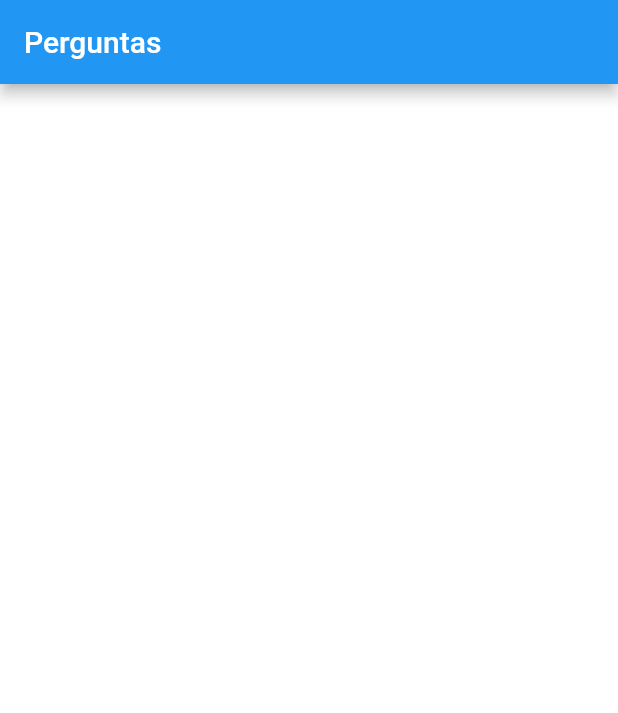
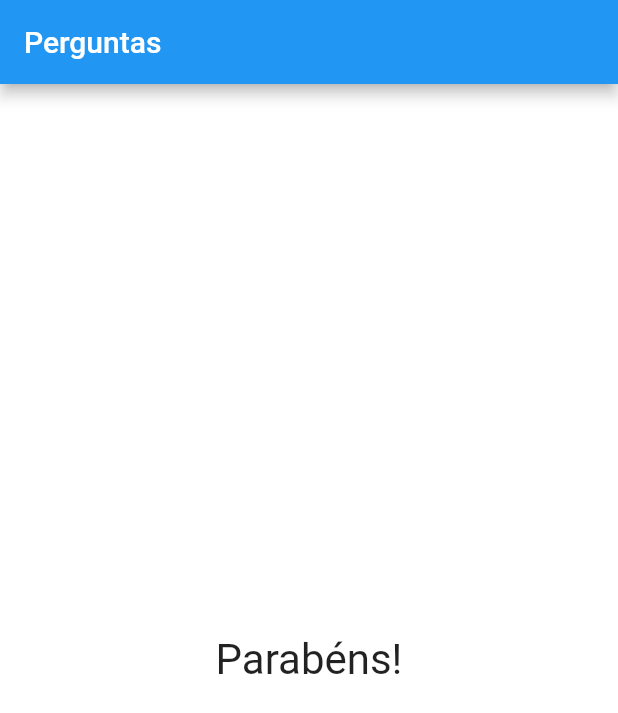
Before and after one commit to lucasSouzaWebDev/flutter-questions, a Flutter app: the screen it shows after launch, after a tap on "Preto", after a tap on "Cobra", after a tap on "Leo", on a phone screen of 412 x 824 dp. Shown: the top 713 px of the screen. Run offline on Flutter 3.47's test engine with Material 2 defaults, Android fonts, the phone set to English and light mode, and no system bars.

Commit message:
Show congratulations message.

```diff
--- a/lib/main.dart
+++ b/lib/main.dart
@@ -50,7 +50,9 @@ class _QuestionAppState extends State<QuestionApp> {
                   ...answers.map((text) => Answer(text, _answer)).toList(),
                 ],
               )
-            : null,
+            : Center(
+                child: Text('Parabéns!', style: TextStyle(fontSize: 28)),
+              ),
         backgroundColor: Color(0xFFFFFFFF),
       ),
     );
```
